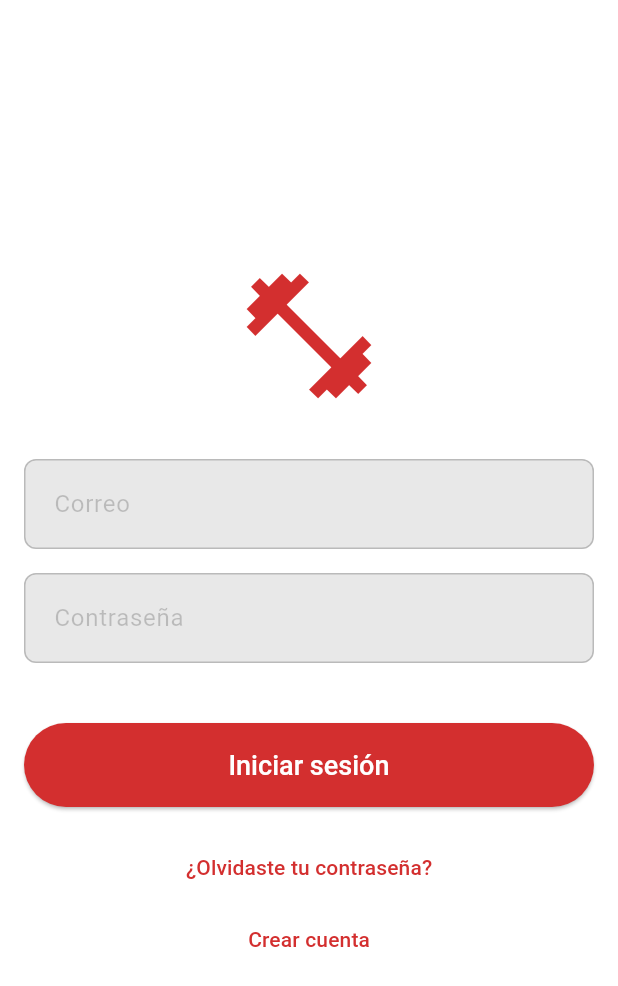
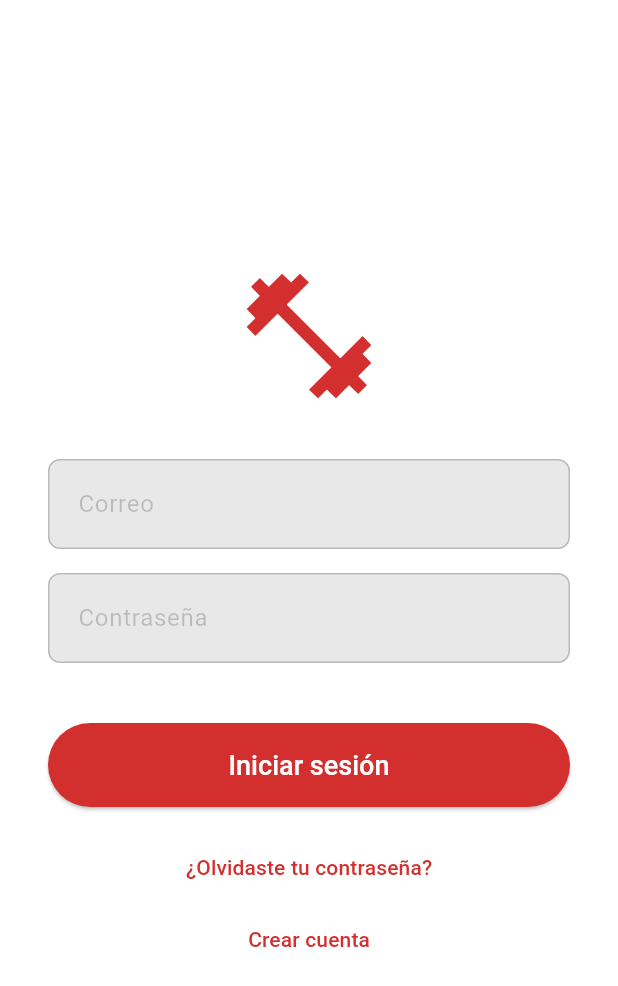
Before and after one commit to anderson2549/FitBuddy, a Flutter app: the LoginScreen screen opened by its route, on a phone screen of 412 x 824 dp. Shown: the top 986 px of the screen. Run offline on Flutter 3.47's test engine with Material 3 defaults, Android fonts, the phone set to English and light mode, and no system bars; our stand-ins replace flutter_riverpod, go_router, percent_indicator; missing offline and left inert: analyzer, build, source_gen.

Commit message:
Arreglar login

```diff
--- a/lib/presentations/screens/login/login_screen.dart
+++ b/lib/presentations/screens/login/login_screen.dart
@@ -28,9 +28,11 @@ class LoginScreen extends StatelessWidget {
         padding: const EdgeInsets.all(16.0),
         child: Form(
           key: formKey,
-          child: Column(
-            mainAxisAlignment: MainAxisAlignment.center,
-            crossAxisAlignment: CrossAxisAlignment.stretch,
+          child: Center(
+            child: ListView(
+              shrinkWrap: true,
+              padding: const EdgeInsets.all(16.0),
+
               children: [
                 // Icon at the top
                 Icon(
@@ -112,6 +114,7 @@ class LoginScreen extends StatelessWidget {
             ),
           ),
         ),
+      ),
     );
   }
 }
```
Also changed, not shown: lib/presentations/screens/main/views/perfil_view.dart (+1 -12 lines). Lines whose indentation alone changed are shown as unchanged.
